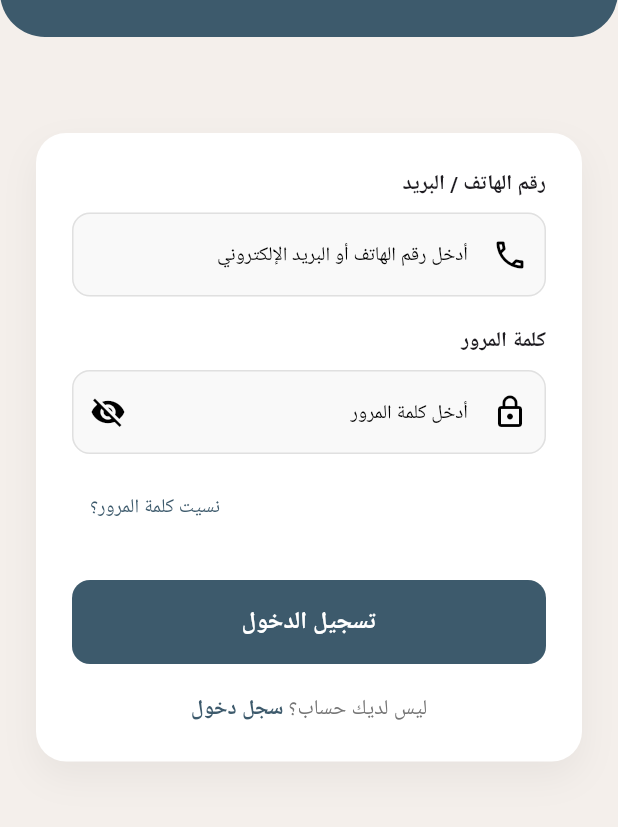
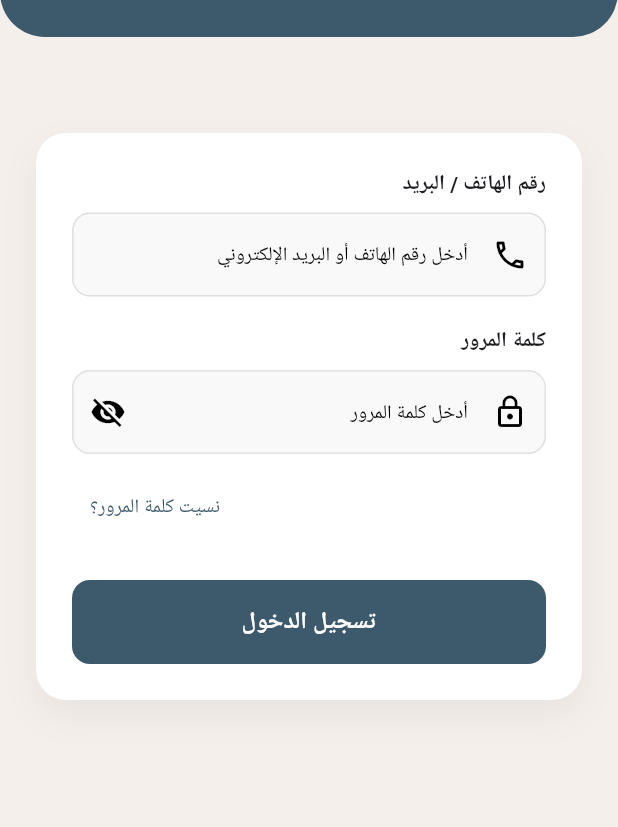
Before and after one commit to sarabashawri/Janah_f, a Flutter app: the screen it shows after launch, after a tap on "فريق الإنقاذ", on a phone screen of 412 x 824 dp, the part 83-910 px from its top. Run offline on Flutter 3.47's test engine with Material 3 defaults, Android fonts, the phone set to English and light mode, and no system bars; our stand-ins replace cloud_firestore, firebase_auth, firebase_core, geolocator, google_fonts, google_maps_flutter and 1 more; accounts and stored records are empty.

Commit message:
Update rescuer_login_screen.dart

```diff
--- a/lib/screens/rescuer/rescuer_login_screen.dart
+++ b/lib/screens/rescuer/rescuer_login_screen.dart
@@ -240,38 +240,7 @@ class _RescuerLoginScreenState extends State<RescuerLoginScreen> {
                             ),
                           ),
 
-                          const SizedBox(height: 20),
 
-                          Row(
-                            mainAxisAlignment: MainAxisAlignment.center,
-                            children: [
-                              const Text(
-                                'ليس لديك حساب؟ ',
-                                style: TextStyle(
-                                  fontSize: 14,
-                                  color: Color(0xFF757575),
-                                ),
-                              ),
-                              TextButton(
-                                onPressed: () {
-                                  // سجل دخول
-                                },
-                                style: TextButton.styleFrom(
-                                  padding: EdgeInsets.zero,
-                                  minimumSize: Size.zero,
-                                  tapTargetSize: MaterialTapTargetSize.shrinkWrap,
-                                ),
-                                child: const Text(
-                                  'سجل دخول',
-                                  style: TextStyle(
-                                    fontSize: 14,
-                                    fontWeight: FontWeight.w600,
-                                    color: Color(0xFF3D5A6C),
-                                  ),
-                                ),
-                              ),
-                            ],
-                          ),
                         ],
                       ),
                     ),
```
